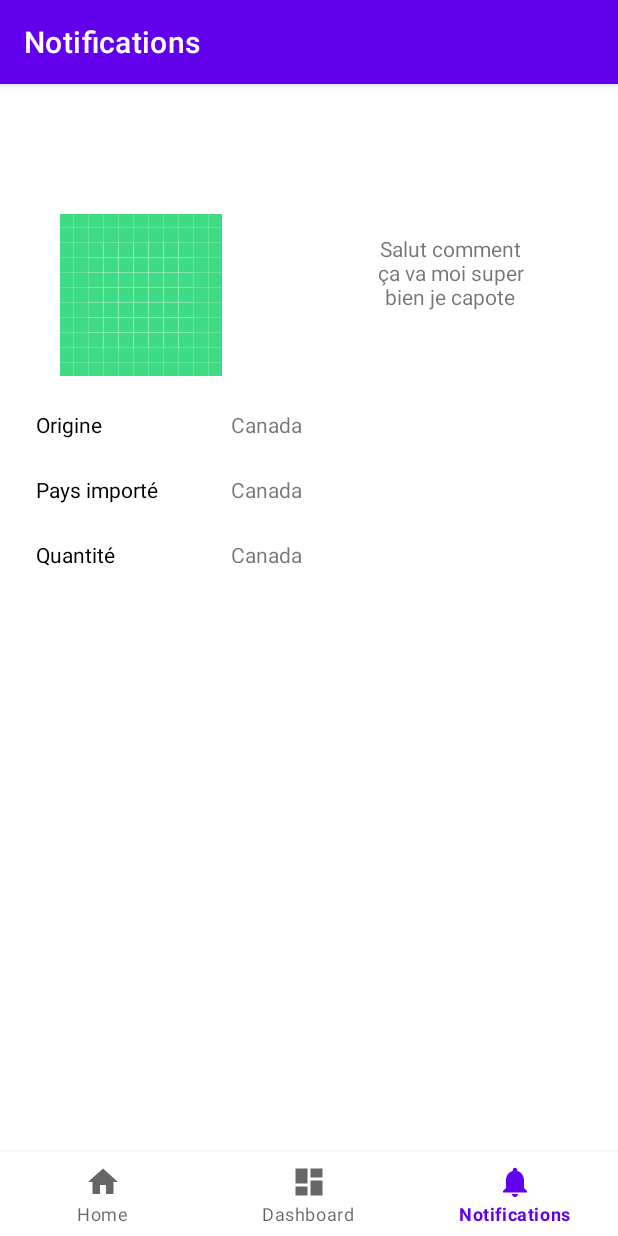
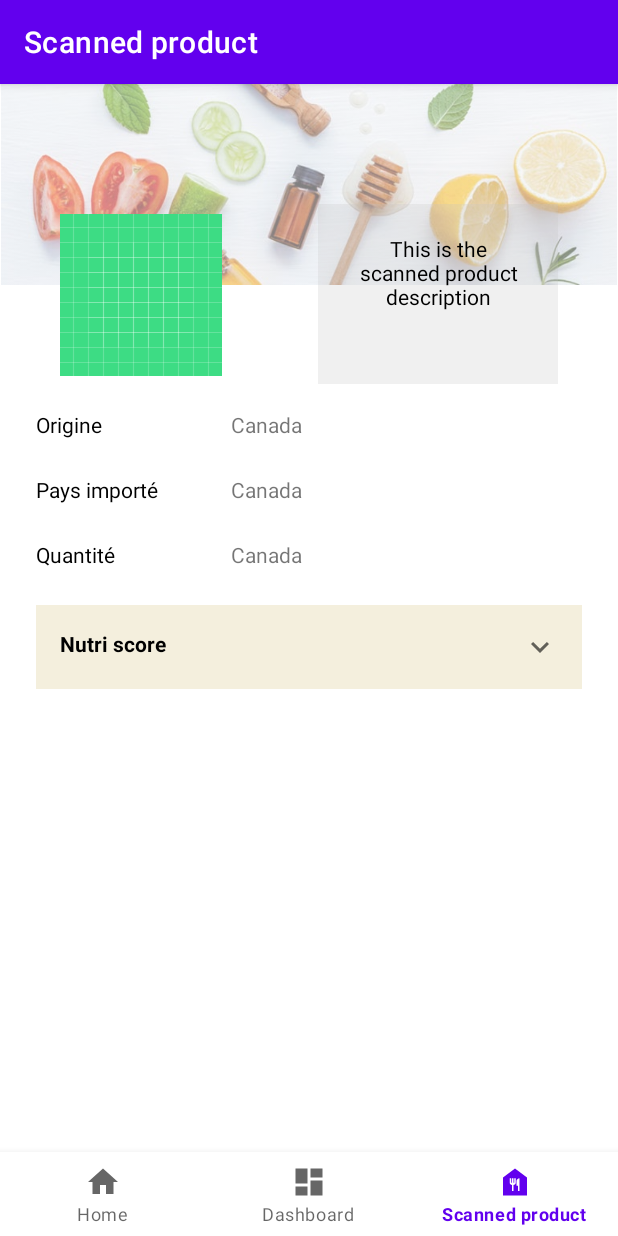
Before and after one commit to ALI-Quebec/AliChoix-App, an Android app: the ScannedProductFragment screen opened through its navigation route, on a phone screen of 412 x 824 dp. Run offline under Robolectric (Android 15) with nearby library versions, the phone set to English and light mode, and no system bars; our stand-ins replace navigation-ui.

Commit message:
scanned product page and bottom nav bar

```diff
--- a/app/src/main/java/ca/ulaval/ima/ali_choix/MainActivity.java
+++ b/app/src/main/java/ca/ulaval/ima/ali_choix/MainActivity.java
@@ -20,7 +20,7 @@ public class MainActivity extends AppCompatActivity {
         // Passing each menu ID as a set of Ids because each
         // menu should be considered as top level destinations.
         AppBarConfiguration appBarConfiguration = new AppBarConfiguration.Builder(
-                R.id.navigation_home, R.id.navigation_dashboard, R.id.navigation_notifications)
+                R.id.navigation_home, R.id.navigation_dashboard, R.id.navigation_scanned_product)
                 .build();
         NavController navController = Navigation.findNavController(this, R.id.nav_host_fragment);
         NavigationUI.setupActionBarWithNavController(this, navController, appBarConfiguration);
--- a/app/src/main/java/ca/ulaval/ima/ali_choix/ui/notifications/NotificationsViewModel.java
+++ /dev/null
@@ -1,19 +0,0 @@
-package ca.ulaval.ima.ali_choix.ui.notifications;
-
-import androidx.lifecycle.LiveData;
-import androidx.lifecycle.MutableLiveData;
-import androidx.lifecycle.ViewModel;
-
-public class NotificationsViewModel extends ViewModel {
-
-    private MutableLiveData<String> mText;
-
-    public NotificationsViewModel() {
-        mText = new MutableLiveData<>();
-        mText.setValue("This is notifications fragment");
-    }
-
-    public LiveData<String> getText() {
-        return mText;
-    }
-}
--- a/app/src/main/java/ca/ulaval/ima/ali_choix/ui/notifications/NotificationsFragment.java
+++ b/app/src/main/java/ca/ulaval/ima/ali_choix/ui/scannedproduct/ScannedProductFragment.java
@@ -1,4 +1,4 @@
-package ca.ulaval.ima.ali_choix.ui.notifications;
+package ca.ulaval.ima.ali_choix.ui.scannedproduct;
 
 import android.os.Bundle;
 import android.view.LayoutInflater;
@@ -14,20 +14,20 @@ import androidx.lifecycle.ViewModelProvider;
 
 import ca.ulaval.ima.ali_choix.R;
 
-public class NotificationsFragment extends Fragment {
+public class ScannedProductFragment extends Fragment {
 
-    private NotificationsViewModel notificationsViewModel;
+    private ScannedProductViewModel scannedProductViewModel;
 
     public View onCreateView(@NonNull LayoutInflater inflater,
                              ViewGroup container, Bundle savedInstanceState) {
-        notificationsViewModel =
-                new ViewModelProvider(this).get(NotificationsViewModel.class);
-        View root = inflater.inflate(R.layout.fragment_notifications, container, false);
-        final TextView textView = root.findViewById(R.id.text_notifications);
-        notificationsViewModel.getText().observe(getViewLifecycleOwner(), new Observer<String>() {
+        scannedProductViewModel =
+                new ViewModelProvider(this).get(ScannedProductViewModel.class);
+        View root = inflater.inflate(R.layout.fragment_scanned_product, container, false);
+        final TextView scannedProductDescription = root.findViewById(R.id.scanned_product_description);
+        scannedProductViewModel.getText().observe(getViewLifecycleOwner(), new Observer<String>() {
             @Override
             public void onChanged(@Nullable String s) {
-                textView.setText(s);
+                scannedProductDescription.setText(s);
             }
         });
         return root;
--- /dev/null
+++ b/app/src/main/java/ca/ulaval/ima/ali_choix/ui/scannedproduct/ScannedProductViewModel.java
@@ -0,0 +1,19 @@
+package ca.ulaval.ima.ali_choix.ui.scannedproduct;
+
+import androidx.lifecycle.LiveData;
+import androidx.lifecycle.MutableLiveData;
+import androidx.lifecycle.ViewModel;
+
+public class ScannedProductViewModel extends ViewModel {
+
+    private MutableLiveData<String> scannedProductDescription;
+
+    public ScannedProductViewModel() {
+        scannedProductDescription = new MutableLiveData<>();
+        scannedProductDescription.setValue("This is the scanned product description");
+    }
+
+    public LiveData<String> getText() {
+        return scannedProductDescription;
+    }
+}
--- /dev/null
+++ b/app/src/main/res/drawable/ic_baseline_food_bank_24.xml
@@ -0,0 +1,10 @@
+<vector xmlns:android="http://schemas.android.com/apk/res/android"
+    android:width="24dp"
+    android:height="24dp"
+    android:viewportWidth="24"
+    android:viewportHeight="24"
+    android:tint="?attr/colorControlNormal">
+  <path
+      android:fillColor="@android:color/white"
+      android:pathData="M12,3L4,9v12h16V9L12,3zM12.5,12.5c0,0.83 -0.67,1.5 -1.5,1.5v4h-1v-4c-0.83,0 -1.5,-0.67 -1.5,-1.5v-3h1v3H10v-3h1v3h0.5v-3h1V12.5zM15,18h-1v-3.5h-1v-3c0,-1.1 0.9,-2 2,-2V18z"/>
+</vector>
--- a/app/src/main/res/layout/fragment_notifications.xml
+++ b/app/src/main/res/layout/fragment_scanned_product.xml
@@ -5,7 +5,8 @@
     android:layout_width="match_parent"
     android:layout_height="match_parent"
     android:orientation="vertical"
-    tools:context=".ui.notifications.NotificationsFragment">
+    tools:context=".ui.scannedproduct.ScannedProductFragment"
+    android:background="@android:color/white">
 
     <ScrollView
         android:layout_width="match_parent"
@@ -20,10 +21,19 @@
             android:layout_height="wrap_content"
             android:orientation="vertical">
 
-            <LinearLayout
+            <RelativeLayout
                 android:layout_width="match_parent"
                 android:layout_height="wrap_content"
                 android:orientation="horizontal">
+
+                <ImageView
+                    android:id="@+id/banner"
+                    android:layout_width="match_parent"
+                    android:layout_height="wrap_content"
+                    android:layout_gravity="center"
+                    android:adjustViewBounds="true"
+                    android:alpha="0.5"
+                    android:src="@drawable/banner" />
 
                 <ImageView
                     android:id="@+id/scanned_product_image"
@@ -37,18 +47,20 @@
                 <TextView
                     android:id="@+id/scanned_product_description"
                     android:layout_width="wrap_content"
-                    android:layout_height="match_parent"
+                    android:layout_height="wrap_content"
                     android:layout_alignParentRight="true"
-                    android:layout_marginLeft="80dp"
                     android:layout_marginTop="80dp"
                     android:layout_marginRight="40dp"
                     android:gravity="center_horizontal"
                     android:minWidth="140dp"
                     android:minHeight="120dp"
+                    android:maxWidth="160dp"
+                    android:maxHeight="120dp"
                     android:padding="20dp"
-                    android:text="Salut comment ça va moi super bien je capote"
-                    android:textAlignment="center" />
-            </LinearLayout>
+                    android:textAlignment="center"
+                    android:background="#40C4C4C4"
+                    android:textColor="@color/black"/>
+            </RelativeLayout>
 
             <LinearLayout
                 android:layout_width="match_parent"
@@ -123,10 +135,17 @@
                         android:layout_marginTop="24dp"
                         android:layout_marginLeft="48dp"/>
                 </RelativeLayout>
+
+                <LinearLayout
+                    android:layout_width="match_parent"
+                    android:layout_height="wrap_content"
+                    android:orientation="vertical">
+
+                    <include layout="@layout/item_collapsible_header"/>
+
+                </LinearLayout>
+
             </LinearLayout>
-
-
-
         </LinearLayout>
     </ScrollView>
 
--- a/app/src/main/res/menu/bottom_nav_menu.xml
+++ b/app/src/main/res/menu/bottom_nav_menu.xml
@@ -12,8 +12,8 @@
         android:title="@string/title_dashboard" />
 
     <item
-        android:id="@+id/navigation_notifications"
-        android:icon="@drawable/ic_notifications_black_24dp"
-        android:title="@string/title_notifications" />
+        android:id="@+id/navigation_scanned_product"
+        android:icon="@drawable/ic_baseline_food_bank_24"
+        android:title="@string/title_scanned_product" />
 
 </menu>
--- a/app/src/main/res/navigation/mobile_navigation.xml
+++ b/app/src/main/res/navigation/mobile_navigation.xml
@@ -18,8 +18,8 @@
         tools:layout="@layout/fragment_dashboard" />
 
     <fragment
-        android:id="@+id/navigation_notifications"
-        android:name="ca.ulaval.ima.ali_choix.ui.notifications.NotificationsFragment"
-        android:label="@string/title_notifications"
-        tools:layout="@layout/fragment_notifications" />
+        android:id="@+id/navigation_scanned_product"
+        android:name="ca.ulaval.ima.ali_choix.ui.scannedproduct.ScannedProductFragment"
+        android:label="@string/title_scanned_product"
+        tools:layout="@layout/fragment_scanned_product" />
 </navigation>
--- a/app/src/main/res/values/strings.xml
+++ b/app/src/main/res/values/strings.xml
@@ -2,7 +2,7 @@
     <string name="app_name">Ali-Choix</string>
     <string name="title_home">Home</string>
     <string name="title_dashboard">Dashboard</string>
-    <string name="title_notifications">Notifications</string>
+    <string name="title_scanned_product">Scanned product</string>
     <string name="naming_origin">Origine</string>
     <string name="naming_imported_country">Pays importé</string>
     <string name="naming_quantity">Quantité</string>
```
